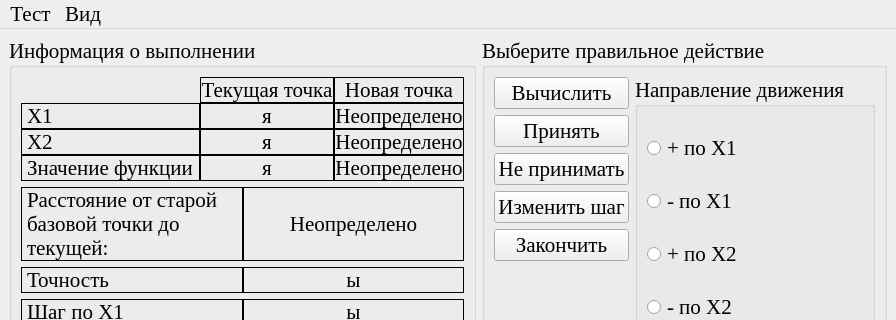
Before: the Qt Designer form optimizationmethods/ui/CWdescent_fixwindow.ui in Eliminationzx/optimizationmethods, drawn with Qt 5; both pictures show x 0 to 896 and y 0 to 320 of the 896 by 574 pixel window.
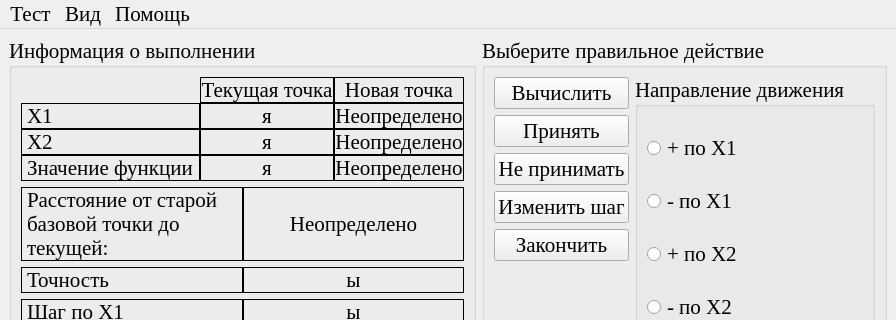
After: the same form once the commit is applied. Icons and pictures are not drawn.

The edit to the form file:
```diff
--- a/optimizationmethods/ui/CWdescent_fixwindow.ui
+++ b/optimizationmethods/ui/CWdescent_fixwindow.ui
@@ -510,8 +510,17 @@
     </property>
     <addaction name="difiniFonto_act"/>
    </widget>
+   <widget class="QMenu" name="helpo_menu">
+    <property name="title">
+     <string>Помощь</string>
+    </property>
+    <addaction name="helpo_action"/>
+    <addaction name="separator"/>
+    <addaction name="about_action"/>
+   </widget>
    <addaction name="testo_menu"/>
    <addaction name="view_menu"/>
+   <addaction name="helpo_menu"/>
   </widget>
   <widget class="QStatusBar" name="statusbar"/>
   <action name="recomenci_acn">
```
Left out of the diff: 13 changed lines with no effect on the pictures.
